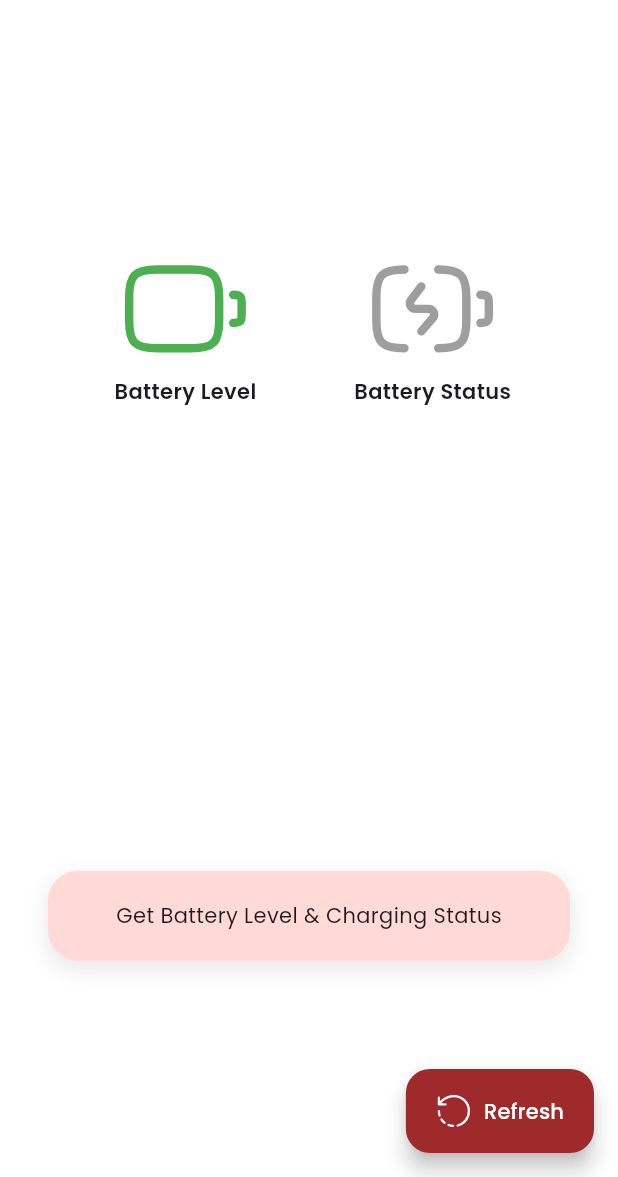
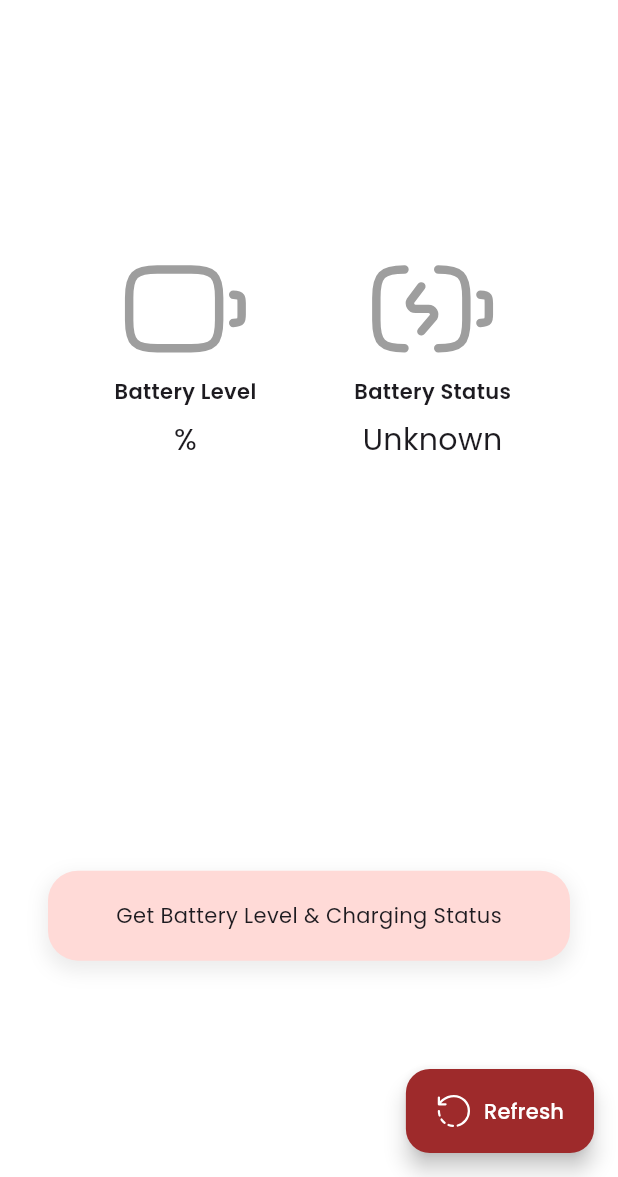
Before and after one commit to MuhammadSabah/DIT-Assessment, a Flutter app: the screen it shows after launch, on a phone screen of 412 x 824 dp, the part 59-1236 px from its top. Run offline on Flutter 3.47's test engine with Material 3 defaults, Android fonts, the phone set to English and light mode, and no system bars; our stand-ins replace flutter_riverpod, flutter_svg, google_fonts.

Commit message:
handle empty state for battery level icon color

```diff
--- a/lib/features/battery_info/notifiers/battery_info_notifier.dart
+++ b/lib/features/battery_info/notifiers/battery_info_notifier.dart
@@ -12,6 +12,7 @@ class BatteryInfoNotifier extends StateNotifier<BatteryInfoStateModel> {
   static const _lowBatteryThreshold = 20;
 
   static const _chargingColor = Colors.green;
+  static const _notChargingColor = Colors.red;
   static const _dischargingColor = Colors.red;
   static const _fullBatteryColor = Colors.blue;
 
--- a/lib/features/battery_info/widgets/battery_info_section.dart
+++ b/lib/features/battery_info/widgets/battery_info_section.dart
@@ -21,7 +21,9 @@ class BatteryInfoSection extends ConsumerWidget {
                 batteryProvider.batteryLevelIcon ??
                     "assets/icons/battery_empty_icon.svg",
                 width: 90,
-                color: Colors.green,
+                color: batteryProvider.batteryLevel != null
+                    ? Colors.green
+                    : Colors.grey,
               ),
               const Text(
                 "Battery Level",
@@ -33,7 +35,7 @@ class BatteryInfoSection extends ConsumerWidget {
                 height: 8,
               ),
               Text(
-                batteryProvider.batteryLevel ?? "",
+                batteryProvider.batteryLevel ?? "%",
                 style: const TextStyle(
                   fontSize: 20,
                 ),
@@ -64,7 +66,7 @@ class BatteryInfoSection extends ConsumerWidget {
                 children: [
                   Expanded(
                     child: Text(
-                      batteryProvider.batteryStatus ?? "",
+                      batteryProvider.batteryStatus ?? "Unknown",
                       maxLines: 1,
                       textAlign: TextAlign.center,
                       style: const TextStyle(
```
